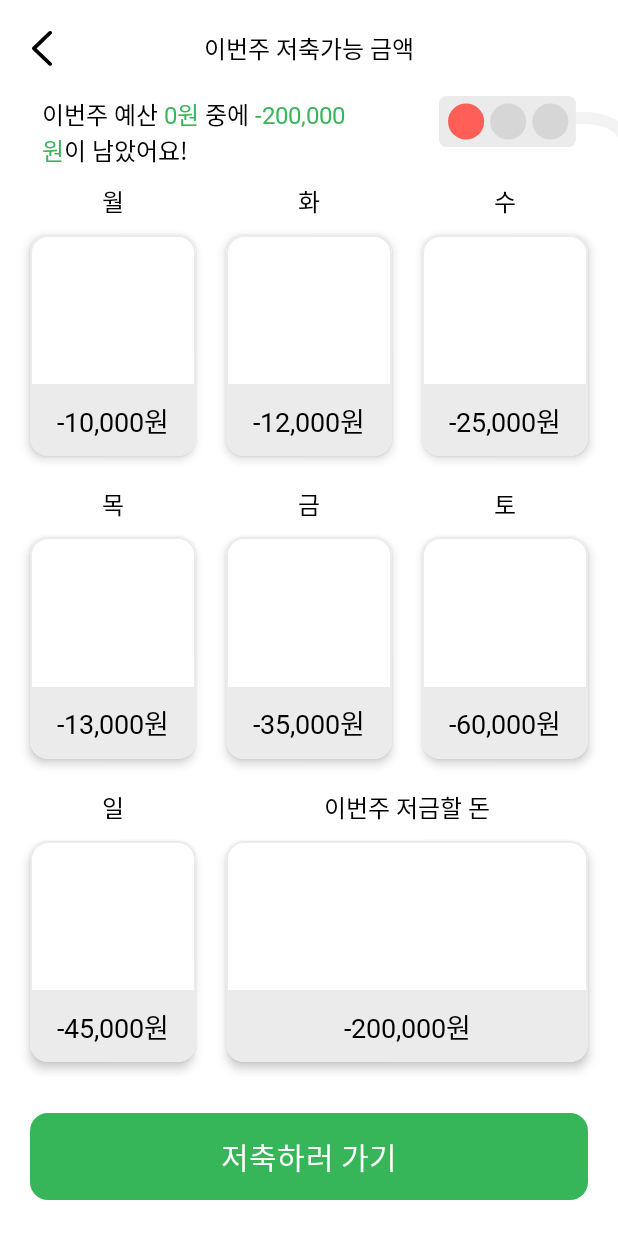
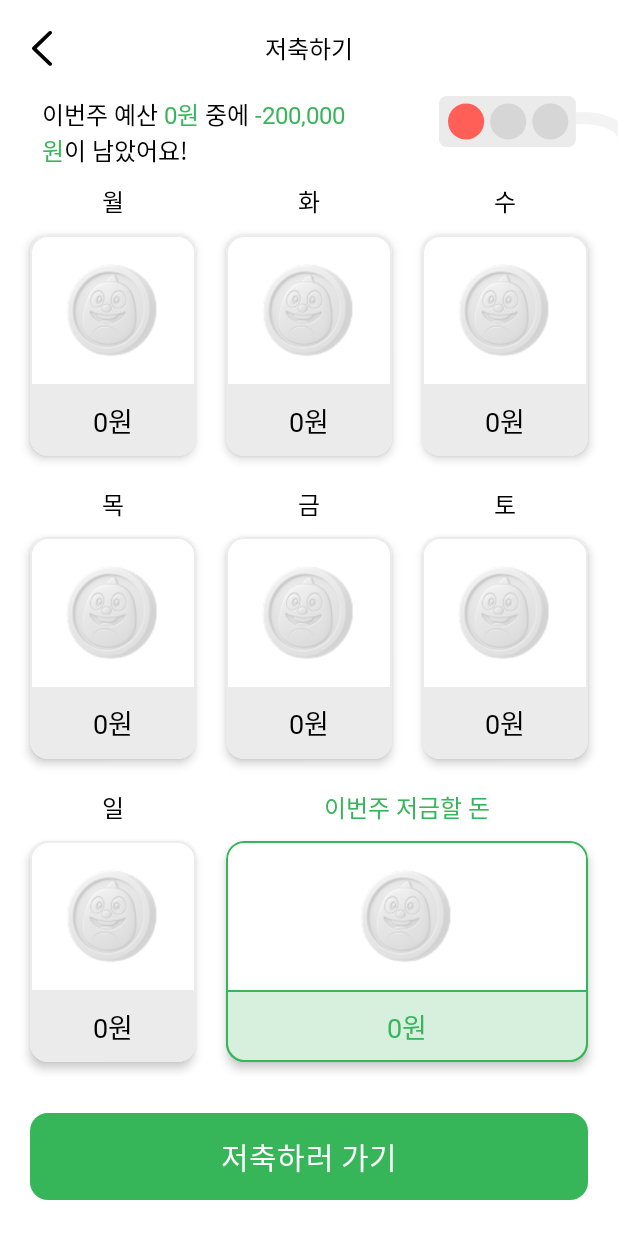
Before and after one commit to su6378/MADA, an Android app: the WeekSavingFragment screen opened through its navigation route, on a phone screen of 412 x 824 dp. Run offline under Robolectric (Android 15) with nearby library versions, the phone set to English and light mode, and no system bars; our stand-ins replace Dagger/Hilt's generated code, data binding.

Commit message:
[STYLE] 저축하기 화면 디자인 수정

```diff
--- a/app/src/main/java/com/example/mada/feature/week_saving/WeekSavingFragment.kt
+++ b/app/src/main/java/com/example/mada/feature/week_saving/WeekSavingFragment.kt
@@ -16,6 +16,7 @@ import com.example.mada.util.TextUtil.setColoredSubstrings
 import com.example.mada.util.TextUtil.toWon
 import dagger.hilt.android.AndroidEntryPoint
 import kotlinx.coroutines.launch
+import kotlin.math.roundToInt
 
 private const val TAG = "DX"
 
@@ -56,6 +57,7 @@ class WeekSavingFragment : BaseFragment<FragmentWeekSavingBinding, WeekSavingVie
                                     }, viewLifecycleOwner
                                 )
                             }
+
                             WeekSavingAction.NavigateHomeView -> {
                                 showToast("이번주 예산을 저축했습니다 \uD83D\uDE03")
                                 backNavigate()
@@ -89,10 +91,17 @@ class WeekSavingFragment : BaseFragment<FragmentWeekSavingBinding, WeekSavingVie
                         binding.apply {
                             val budgetValue = vm!!.budget.value
                             val comment = "이번주 예산 " + budgetValue.sum()
-                                .toWon() + " 중에 " + (budgetValue.sum() - BudgetUtil.expenditure.sum()).toWon()+ "이 남았어요!"
-                            val ranges = listOf(budgetValue.sum().toWon(), (budgetValue.sum() - BudgetUtil.expenditure.sum()).toWon())
+                                .toWon() + " 중에 " + (budgetValue.sum() - BudgetUtil.expenditure.sum()).toWon() + "이 남았어요!"
+                            val ranges = listOf(
+                                budgetValue.sum().toWon(),
+                                (budgetValue.sum() - BudgetUtil.expenditure.sum()).toWon()
+                            )
 
-                            tvWeekSavingComment.setColoredSubstrings(comment, ranges, colorRes = R.color.nh_green)
+                            tvWeekSavingComment.setColoredSubstrings(
+                                comment,
+                                ranges,
+                                colorRes = R.color.nh_green
+                            )
 
                             setWeekSavingMoney(budgetValue, BudgetUtil.expenditure)
 
@@ -108,14 +117,22 @@ class WeekSavingFragment : BaseFragment<FragmentWeekSavingBinding, WeekSavingVie
 
     private fun setWeekSavingMoney(budget: List<Int>, expenditure: IntArray) {
         binding.apply {
-            tvWeekSavingMondayMoney.text = (budget[0] - expenditure[0]).toWon()
-            tvWeekSavingTuesdayMoney.text = (budget[1] - expenditure[1]).toWon()
-            tvWeekSavingWednesdayMoney.text = (budget[2] - expenditure[2]).toWon()
-            tvWeekSavingThursdayMoney.text = (budget[3] - expenditure[3]).toWon()
-            tvWeekSavingFridayMoney.text = (budget[4] - expenditure[4]).toWon()
-            tvWeekSavingSaturdayMoney.text = (budget[5] - expenditure[5]).toWon()
-            tvWeekSavingSundayMoney.text = (budget[6] - expenditure[6]).toWon()
-            tvWeekSavingWeekMoney.text = (budget.sum() - expenditure.sum()).toWon()
+            tvWeekSavingMondayMoney.text =
+                if (budget[0] - expenditure[0] > 0) (budget[0] - expenditure[0]).toWon() else 0.toWon()
+            tvWeekSavingTuesdayMoney.text =
+                if (budget[1] - expenditure[1] > 0) (budget[1] - expenditure[1]).toWon() else 0.toWon()
+            tvWeekSavingWednesdayMoney.text =
+                if (budget[2] - expenditure[2] > 0) (budget[2] - expenditure[2]).toWon() else 0.toWon()
+            tvWeekSavingThursdayMoney.text =
+                if (budget[3] - expenditure[3] > 0) (budget[3] - expenditure[3]).toWon() else 0.toWon()
+            tvWeekSavingFridayMoney.text =
+                if (budget[4] - expenditure[4] > 0) (budget[4] - expenditure[4]).toWon() else 0.toWon()
+            tvWeekSavingSaturdayMoney.text =
+                if (budget[5] - expenditure[5] > 0) (budget[5] - expenditure[5]).toWon() else 0.toWon()
+            tvWeekSavingSundayMoney.text =
+                if (budget[6] - expenditure[6] > 0) (budget[6] - expenditure[6]).toWon() else 0.toWon()
+            tvWeekSavingWeekMoney.text =
+                if (budget.sum() - expenditure.sum() > 0) (budget.sum() - expenditure.sum()).toWon() else 0.toWon()
         }
     }
 
@@ -123,17 +140,33 @@ class WeekSavingFragment : BaseFragment<FragmentWeekSavingBinding, WeekSavingVie
     private fun setWeekSavingMoneyImage(budget: List<Int>, expenditure: IntArray) {
         binding.apply {
             if (budget[0] - expenditure[0] > 0) ivWeekSavingMonday.setImageResource(R.drawable.ic_small_money)
+            else ivWeekSavingMonday.setImageResource(R.drawable.ic_no_money)
             if (budget[1] - expenditure[1] > 0) ivWeekSavingTuesday.setImageResource(R.drawable.ic_small_money)
+            else ivWeekSavingTuesday.setImageResource(R.drawable.ic_no_money)
             if (budget[2] - expenditure[2] > 0) ivWeekSavingWednesday.setImageResource(R.drawable.ic_small_money)
+            else ivWeekSavingWednesday.setImageResource(R.drawable.ic_no_money)
             if (budget[3] - expenditure[3] > 0) ivWeekSavingThursday.setImageResource(R.drawable.ic_small_money)
+            else ivWeekSavingThursday.setImageResource(R.drawable.ic_no_money)
             if (budget[4] - expenditure[4] > 0) ivWeekSavingFriday.setImageResource(R.drawable.ic_small_money)
+            else ivWeekSavingFriday.setImageResource(R.drawable.ic_no_money)
             if (budget[5] - expenditure[5] > 0) ivWeekSavingSaturday.setImageResource(R.drawable.ic_small_money)
+            else ivWeekSavingSaturday.setImageResource(R.drawable.ic_no_money)
             if (budget[6] - expenditure[6] > 0) ivWeekSavingSunday.setImageResource(R.drawable.ic_small_money)
-            if (budget.sum() - expenditure.sum() > 0) {
+            else ivWeekSavingSunday.setImageResource(R.drawable.ic_no_money)
+
+            val percent = (((budget.sum() - expenditure.sum()).toDouble() / budget.sum()
+                .toDouble()) * 100).roundToInt()
+
+            if (percent >= 50) {
+                ivBlinker.setImageResource(R.drawable.ic_blinker_green)
                 ivWeekSavingWeek.setImageResource(R.drawable.ic_big_money)
-                ivBlinker.setImageResource(R.drawable.ic_blinker_green)
+            } else if (percent > 0) {
+                ivWeekSavingWeek.setImageResource(R.drawable.ic_big_money)
+                ivBlinker.setImageResource(R.drawable.ic_blinker_yellow)
+            } else {
+                ivWeekSavingWeek.setImageResource(R.drawable.ic_no_money)
+                ivBlinker.setImageResource(R.drawable.ic_blinker)
             }
-
         }
     }
 }
--- /dev/null
+++ b/app/src/main/res/drawable/card_radius_green.xml
@@ -0,0 +1,16 @@
+<?xml version="1.0" encoding="utf-8"?>
+<shape
+    xmlns:android="http://schemas.android.com/apk/res/android"
+    android:shape="rectangle">
+    <solid
+        android:color="#D7F0DE">
+    </solid>
+    <corners
+        android:bottomLeftRadius="12dp"
+        android:bottomRightRadius="12dp">
+    </corners>
+    <stroke
+        android:width="1dp"
+        android:color="@color/nh_green">
+    </stroke>
+</shape>
--- /dev/null
+++ b/app/src/main/res/drawable/ic_blinker_yellow.xml
@@ -0,0 +1,26 @@
+<vector xmlns:android="http://schemas.android.com/apk/res/android"
+    android:width="119dp"
+    android:height="36dp"
+    android:viewportWidth="119"
+    android:viewportHeight="36">
+  <path
+      android:pathData="M89.5,15C101.5,13.69 125.5,16.01 125.5,35.78"
+      android:strokeWidth="8"
+      android:fillColor="#00000000"
+      android:strokeColor="#E8E8E8"/>
+  <path
+      android:pathData="M5,0L86,0A5,5 0,0 1,91 5L91,29A5,5 0,0 1,86 34L5,34A5,5 0,0 1,0 29L0,5A5,5 0,0 1,5 0z"
+      android:fillColor="#E8E8E8"/>
+  <path
+      android:pathData="M18,17m-12,0a12,12 0,1 1,24 0a12,12 0,1 1,-24 0"
+      android:fillColor="#9A9A9A"/>
+  <path
+      android:pathData="M62,5h24v24h-24z"
+      android:fillColor="#E8E8E8"/>
+  <path
+      android:pathData="M74,17m-12,0a12,12 0,1 1,24 0a12,12 0,1 1,-24 0"
+      android:fillColor="#9A9A9A"/>
+  <path
+      android:pathData="M46,17m-12,0a12,12 0,1 1,24 0a12,12 0,1 1,-24 0"
+      android:fillColor="#FFCC00"/>
+</vector>
--- a/app/src/main/res/layout/fragment_week_saving.xml
+++ b/app/src/main/res/layout/fragment_week_saving.xml
@@ -513,6 +513,7 @@
                 android:fontFamily="@font/pretendard_medium"
                 android:text="@string/week_saving_week_money"
                 android:textSize="16sp"
+                android:textColor="@color/nh_green"
                 app:layout_constraintEnd_toEndOf="parent"
                 app:layout_constraintStart_toEndOf="@id/cv_week_saving_sunday"
                 app:layout_constraintTop_toTopOf="@id/tv_week_saving_sunday" />
@@ -530,7 +531,7 @@
                 app:layout_constraintEnd_toEndOf="parent"
                 app:layout_constraintStart_toEndOf="@id/cv_week_saving_sunday"
                 app:layout_constraintTop_toTopOf="@id/cv_week_saving_sunday"
-                app:strokeColor="#EBEBEB"
+                app:strokeColor="@color/nh_green"
                 app:strokeWidth="1dp">
 
             </com.google.android.material.card.MaterialCardView>
@@ -551,7 +552,7 @@
                 android:layout_width="0dp"
                 android:layout_height="48dp"
                 android:elevation="4dp"
-                android:src="@drawable/card_radius"
+                android:src="@drawable/card_radius_green"
                 app:layout_constraintBottom_toBottomOf="@id/cv_week_saving_week"
                 app:layout_constraintEnd_toEndOf="@id/cv_week_saving_week"
                 app:layout_constraintStart_toStartOf="@id/cv_week_saving_week" />
@@ -561,7 +562,8 @@
                 android:layout_width="0dp"
                 android:layout_height="wrap_content"
                 android:elevation="4dp"
-                android:fontFamily="@font/pretendard_medium"
+                android:textColor="@color/nh_green"
+                android:fontFamily="@font/pretendard_semibold"
                 android:textAlignment="center"
                 android:textSize="18sp"
                 app:layout_constraintBottom_toBottomOf="@id/iv_week_saving_week_card"
--- a/app/src/main/res/values/strings.xml
+++ b/app/src/main/res/values/strings.xml
@@ -118,7 +118,7 @@
     <string name="binder_save_save_money_no_history">아직 저축을 하지 않았어요!</string>
 
     <!-- 이번주 저축 가능한 금액-->
-    <string name="week_saving">이번주 저축가능 금액</string>
+    <string name="week_saving">저축하기</string>
     <string name="week_saving_navigate">저축하러 가기</string>
     <string name="week_saving_week_money">이번주 저금할 돈</string>
 
```
Also changed, not shown: app/src/main/res/drawable/ic_big_money.png, app/src/main/res/drawable/ic_no_money.png (added), app/src/main/res/drawable/ic_small_money.png.
